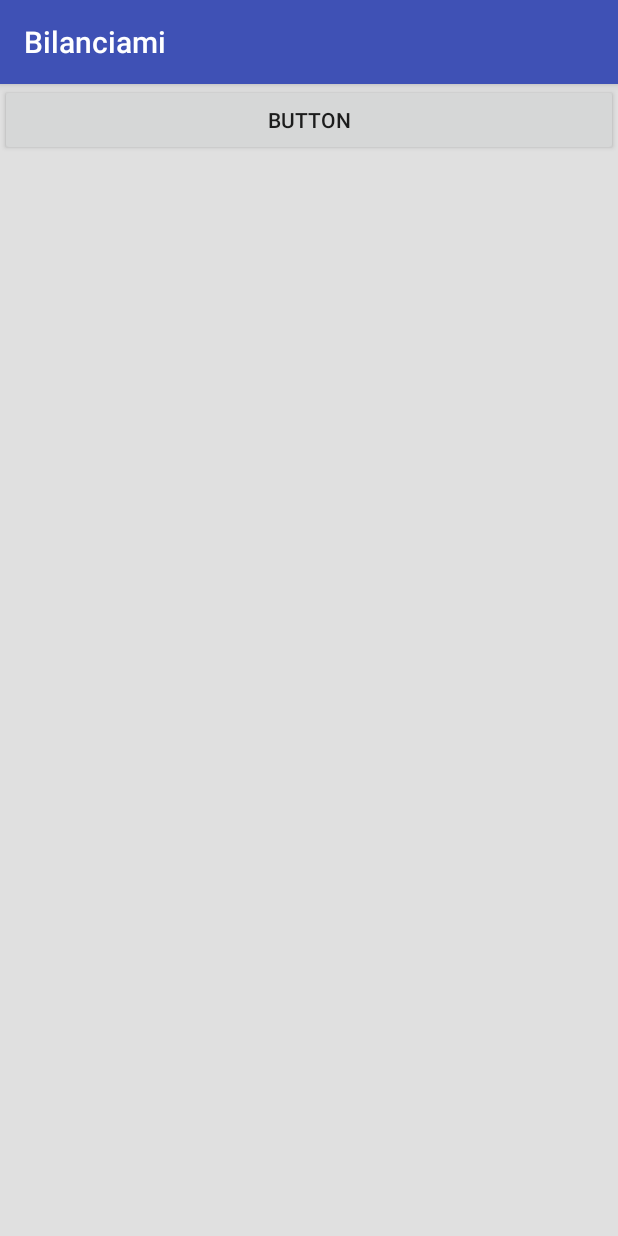
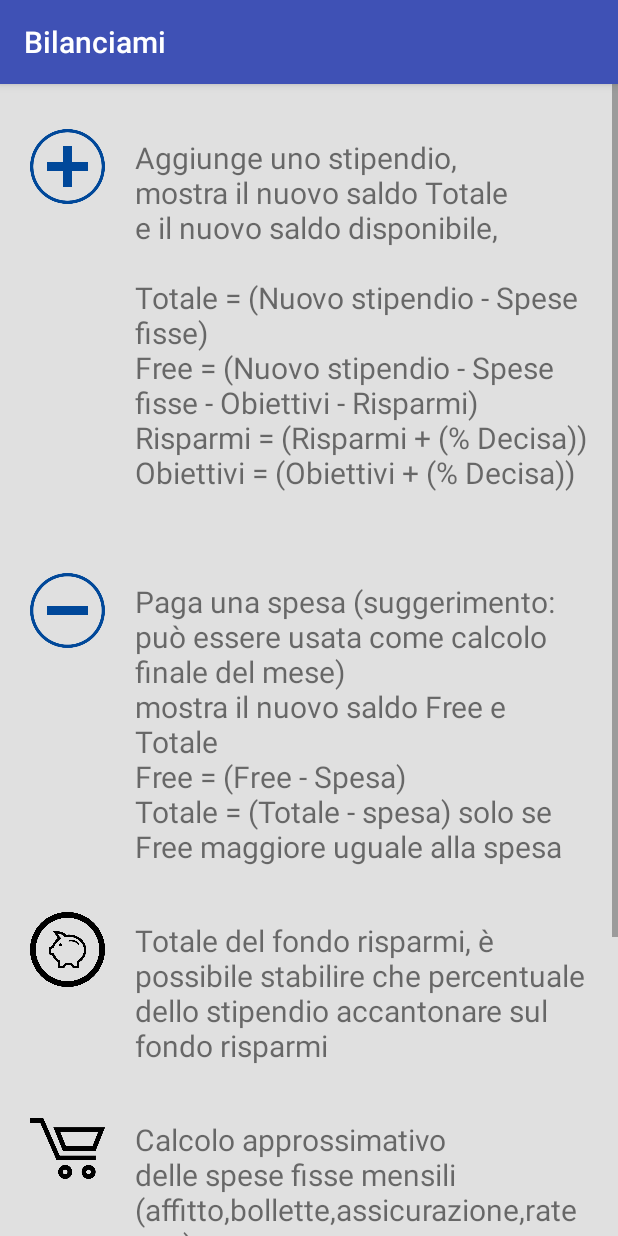
Before and after one commit to DamienCg/Bilanciami, an Android app: the help screen opened directly, with no data from a screen before it, on a phone screen of 412 x 824 dp. Run offline under Robolectric (Android 15) with nearby library versions, the phone set to English and light mode, and no system bars.

Commit message:
Complete help setting and home

```diff
--- a/app/src/main/res/layout/help_layout.xml
+++ b/app/src/main/res/layout/help_layout.xml
@@ -1,5 +1,5 @@
 <?xml version="1.0" encoding="utf-8"?>
-<android.support.constraint.ConstraintLayout
+<ScrollView
     xmlns:android="http://schemas.android.com/apk/res/android"
     xmlns:tools="http://schemas.android.com/tools"
     xmlns:app="http://schemas.android.com/apk/res-auto"
@@ -12,11 +12,121 @@
         android:layout_height="wrap_content"
         android:orientation="vertical">
 
-        <Button
-            android:id="@+id/button2"
-            android:layout_width="match_parent"
+        <LinearLayout
+            android:layout_width="wrap_content"
             android:layout_height="wrap_content"
-            android:text="Button" />
+            android:orientation="horizontal">
+
+            <ImageView
+                android:layout_width="50dp"
+                android:layout_height="50dp"
+                android:layout_marginTop="30dp"
+                android:layout_marginLeft="20dp"
+                android:background="@drawable/plus" />
+
+            <TextView
+                android:layout_width="wrap_content"
+                android:layout_height="wrap_content"
+                android:textSize="20dp"
+                android:layout_marginRight="15dp"
+                android:layout_marginTop="35dp"
+                android:layout_marginLeft="20dp"
+                android:text="@string/descplus"/>
+
+        </LinearLayout>
+
+        <LinearLayout
+            android:layout_width="wrap_content"
+            android:layout_height="wrap_content"
+            android:orientation="horizontal">
+
+            <ImageView
+                android:layout_width="50dp"
+                android:layout_height="50dp"
+                android:layout_marginTop="30dp"
+                android:layout_marginLeft="20dp"
+                android:background="@drawable/minus" />
+
+            <TextView
+                android:layout_width="wrap_content"
+                android:layout_height="wrap_content"
+                android:textSize="20dp"
+                android:layout_marginRight="15dp"
+                android:layout_marginTop="35dp"
+                android:layout_marginLeft="20dp"
+                android:text="@string/descminus"/>
+
+        </LinearLayout>
+
+        <LinearLayout
+            android:layout_width="wrap_content"
+            android:layout_height="wrap_content"
+            android:orientation="horizontal">
+
+            <ImageView
+                android:layout_width="50dp"
+                android:layout_height="50dp"
+                android:layout_marginTop="30dp"
+                android:layout_marginLeft="20dp"
+                android:background="@drawable/freemoney" />
+
+            <TextView
+                android:layout_width="wrap_content"
+                android:layout_height="wrap_content"
+                android:textSize="20dp"
+                android:layout_marginRight="15dp"
+                android:layout_marginTop="35dp"
+                android:layout_marginLeft="20dp"
+                android:text="@string/descrisparmi"/>
+
+        </LinearLayout>
+
+        <LinearLayout
+            android:layout_width="wrap_content"
+            android:layout_height="wrap_content"
+            android:orientation="horizontal">
+
+            <ImageView
+                android:layout_width="50dp"
+                android:layout_height="50dp"
+                android:layout_marginTop="30dp"
+                android:layout_marginLeft="20dp"
+                android:background="@drawable/spese" />
+
+            <TextView
+                android:layout_width="wrap_content"
+                android:layout_height="wrap_content"
+                android:textSize="20dp"
+                android:layout_marginRight="15dp"
+                android:layout_marginTop="35dp"
+                android:layout_marginLeft="20dp"
+                android:text="@string/descspesefisse"/>
+
+        </LinearLayout>
+
+        <LinearLayout
+            android:layout_width="wrap_content"
+            android:layout_height="wrap_content"
+            android:orientation="horizontal">
+
+            <ImageView
+                android:layout_width="50dp"
+                android:layout_height="50dp"
+                android:layout_marginTop="30dp"
+                android:layout_marginLeft="20dp"
+                android:background="@drawable/target" />
+
+            <TextView
+                android:layout_width="wrap_content"
+                android:layout_height="wrap_content"
+                android:textSize="20dp"
+                android:layout_marginRight="15dp"
+                android:layout_marginTop="35dp"
+                android:layout_marginLeft="20dp"
+                android:text="@string/descobiettivi"/>
+
+        </LinearLayout>
 
     </LinearLayout>
-</android.support.constraint.ConstraintLayout>
+
+</ScrollView>
--- a/app/src/main/res/values/strings.xml
+++ b/app/src/main/res/values/strings.xml
@@ -1,3 +1,8 @@
 <resources>
     <string name="app_name">Bilanciami</string>
+    <string name="descplus">Aggiunge uno stipendio,\nmostra il nuovo saldo Totale\ne il nuovo saldo disponibile,\n\nTotale = (Nuovo stipendio - Spese fisse)\nFree = (Nuovo stipendio - Spese fisse - Obiettivi - Risparmi)\nRisparmi = (Risparmi + (% Decisa))\nObiettivi = (Obiettivi + (% Decisa))\n</string>
+    <string name="descminus">Paga una spesa (suggerimento: può essere usata come calcolo finale del mese)\nmostra il nuovo saldo Free e Totale\nFree = (Free - Spesa)\nTotale = (Totale - spesa) solo se Free maggiore uguale alla spesa </string>
+    <string name="descrisparmi">Totale del fondo risparmi, è possibile stabilire che percentuale dello stipendio accantonare sul fondo risparmi </string>
+    <string name="descspesefisse">Calcolo approssimativo delle spese fisse mensili (affitto,bollette,assicurazione,rate ecc)\nTotale spese fisse estinte/spese fisse al mese</string>
+    <string name="descobiettivi">Percentuale o accantonamento fisso da dedicare ad un obietto (vacanza, progetto ecc)\nSuggerimento:(puoi sommare più obiettivi in un unico target)\nDenaro accantonato/Target da raggiungere</string>
 </resources>
```
Also changed, not shown: app/src/main/AndroidManifest.xml (+5 -4 lines), app/src/main/java/com/damiencgprotonmail/bilanciami/MainActivity.java (+39 -5 lines), app/src/main/java/com/damiencgprotonmail/bilanciami/SettigActivity.java (added, +139 -0 lines), app/src/main/res/drawable-v24/my_button.xml (added, +12 -0 lines), app/src/main/res/layout/activity_main.xml (+4 -5 lines), app/src/main/res/layout/setting_layout.xml (added, +186 -0 lines), app/src/main/res/drawable/help.png (added).
